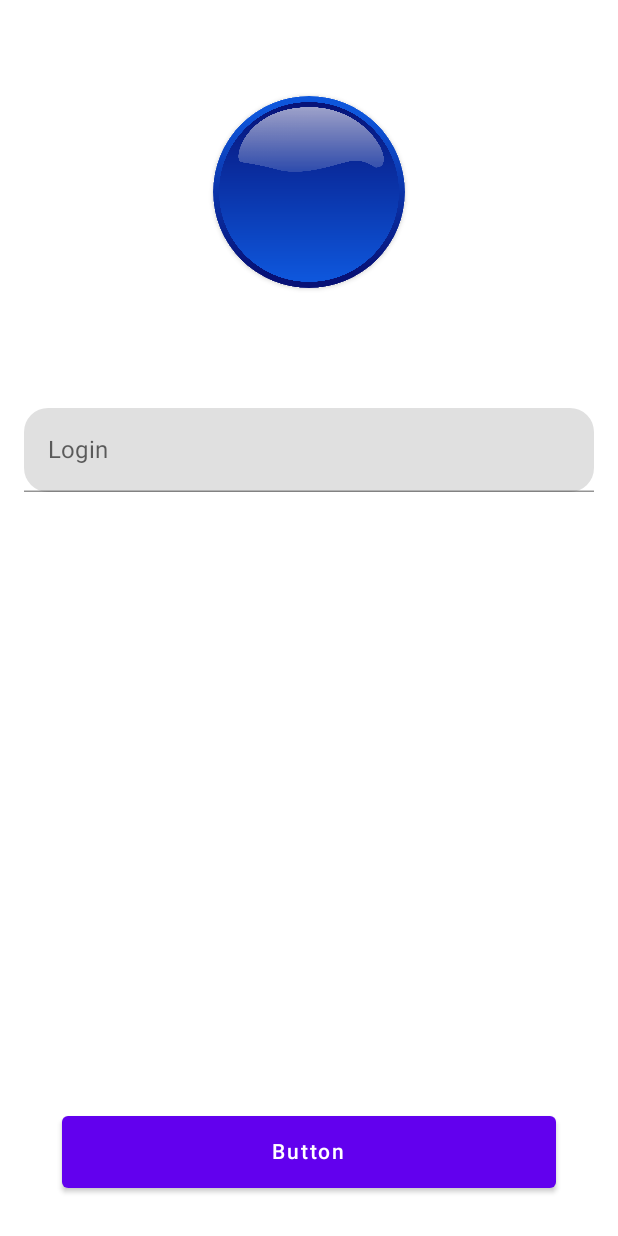
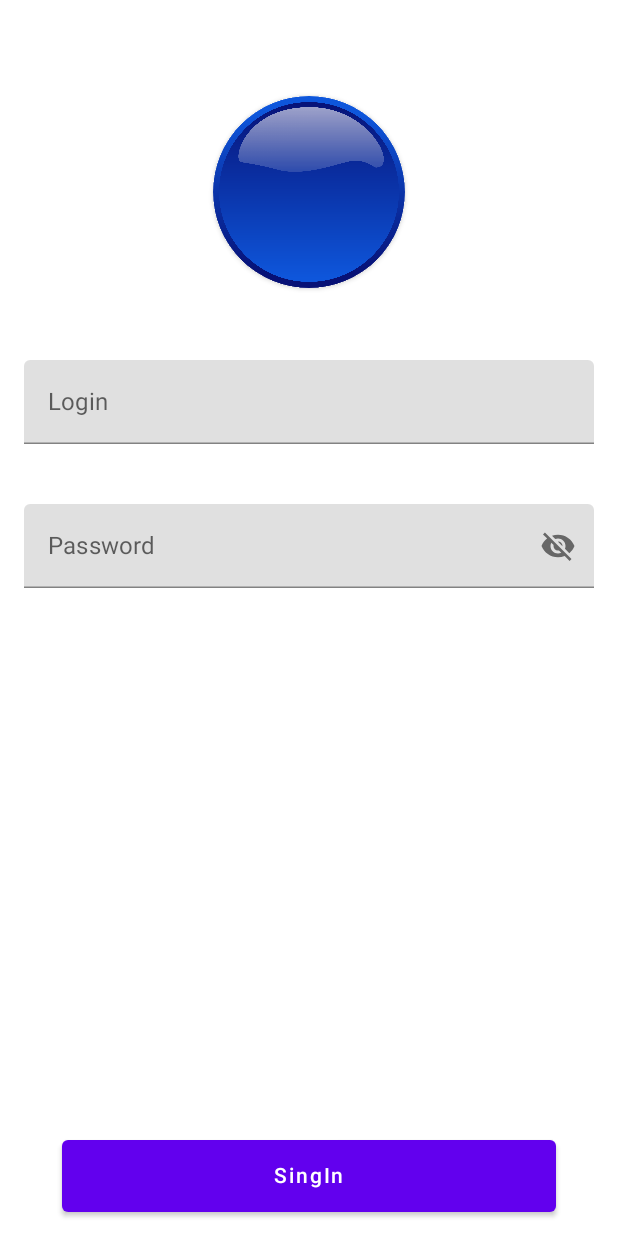
Before and after one commit to pavelkostyukoff/tribal, an Android app built with Jetpack Compose: the screen it shows after launch (MainActivity), on a phone screen of 412 x 824 dp. Run offline under Robolectric (Android 15) with nearby library versions, the phone set to English and light mode, and no system bars; our stand-ins replace Firebase (no records; nobody signed in at launch, a user with empty details on screens opened directly), Timber, accompanist, constraintlayout-compose; 2 statements that could not run were skipped.

Commit message:
добавлена корутина

```diff
--- a/app/build.gradle
+++ b/app/build.gradle
@@ -76,6 +76,7 @@ dependencies {
     //compose
     implementation "androidx.compose.ui:ui:${compose}"
     implementation "androidx.compose.ui:ui-graphics:${compose}"
+    implementation "androidx.compose.material:material-icons-extended:$compose"
 
     implementation "androidx.compose.ui:ui-tooling:${compose}"
     implementation "androidx.compose.foundation:foundation-layout:${compose}"
--- a/app/src/main/AndroidManifest.xml
+++ b/app/src/main/AndroidManifest.xml
@@ -11,6 +11,7 @@
         android:supportsRtl="true"
         android:theme="@style/Theme.Tribal">
         <activity
+            android:windowSoftInputMode="adjustResize"
             android:name="covenant.tribal.ui.main.MainActivity"
             android:label="@string/app_name"
             android:exported="true">
--- a/app/src/main/java/covenant/tribal/domain/repository/AuthRepository.kt
+++ b/app/src/main/java/covenant/tribal/domain/repository/AuthRepository.kt
@@ -2,4 +2,5 @@ package covenant.tribal.domain.repository
 
 interface AuthRepository {
     suspend fun signIn(email: String, password:String)
+    suspend fun signUp(email: String, password:String)
 }
--- a/app/src/main/java/covenant/tribal/ui/login/LoginScreen.kt
+++ b/app/src/main/java/covenant/tribal/ui/login/LoginScreen.kt
@@ -1,32 +1,45 @@
 package covenant.tribal.ui.login
 
+import android.widget.Toast
 import androidx.compose.foundation.Image
 import androidx.compose.foundation.layout.*
 import androidx.compose.foundation.shape.CircleShape
-import androidx.compose.foundation.shape.RoundedCornerShape
 import androidx.compose.foundation.text.KeyboardOptions
 import androidx.compose.material.*
+import androidx.compose.material.icons.Icons
+import androidx.compose.material.icons.filled.Visibility
+import androidx.compose.material.icons.filled.VisibilityOff
 import androidx.compose.runtime.*
+import androidx.compose.runtime.saveable.rememberSaveable
 import androidx.compose.ui.Modifier
 import androidx.compose.ui.layout.ContentScale
+import androidx.compose.ui.platform.LocalContext
 import androidx.compose.ui.res.painterResource
 import androidx.compose.ui.text.input.KeyboardType
+import androidx.compose.ui.text.input.PasswordVisualTransformation
 import androidx.compose.ui.text.input.TextFieldValue
+import androidx.compose.ui.text.input.VisualTransformation
 import androidx.compose.ui.tooling.preview.Preview
 import androidx.compose.ui.unit.dp
 import androidx.constraintlayout.compose.ConstraintLayout
 import covenant.tribal.R
+import kotlinx.coroutines.flow.asStateFlow
 import org.koin.androidx.compose.getViewModel
 
 @Composable
 fun LoginScreen(viewModel: LoginViewModel = getViewModel()) {
+    val login = remember { mutableStateOf(TextFieldValue("")) }
+    var password by rememberSaveable { mutableStateOf("") }
+    var passwordVisibility by remember { mutableStateOf(false) }
+    val toast by viewModel.toast.collectAsState()
+
+    if (toast.isNotBlank()) {
+        Toast.makeText(LocalContext.current, toast, Toast.LENGTH_SHORT).show()
+    }
+
     ConstraintLayout(Modifier.fillMaxSize()) {
         val (button, logo, editName, editPass) = createRefs()
-        Button(
-            onClick = { /* Do something */ },
-            // Assign reference "button" to the Button composable
-            // and constrain it to the top of the ConstraintLayout
-            modifier = Modifier
+        val buttonModifier = Modifier
             .constrainAs(button) {
                 bottom.linkTo(parent.bottom, margin = 32.dp)
                 linkTo(
@@ -35,12 +48,17 @@ fun LoginScreen(viewModel: LoginViewModel = getViewModel()) {
                     startMargin = 16.dp,
                     endMargin = 16.dp
                 )
+                linkTo(
+                    bottom = parent.bottom,
+                    top = editPass.bottom,
+                    bottomMargin = 16.dp,
+                    topMargin = 8.dp,
+                    bias = 1f
+                )
             }
             .fillMaxWidth(0.8F)
             .height(48.dp)
-        ) {
-            Text("Button")
-        }
+        SignInButton(buttonModifier, viewModel, login, password)
         Card(
             modifier = Modifier
                 .size(128.dp)
@@ -56,7 +74,6 @@ fun LoginScreen(viewModel: LoginViewModel = getViewModel()) {
             shape = CircleShape,
             elevation = 2.dp
         ) {
-
             Image(
                 painterResource(R.drawable.button_blue),
                 contentDescription = "",
@@ -64,25 +81,69 @@ fun LoginScreen(viewModel: LoginViewModel = getViewModel()) {
                 modifier = Modifier.fillMaxSize()
             )
         }
-        val login = remember { mutableStateOf(TextFieldValue("")) }
 
         TextField(
             value = login.value,
-            label = { Text(text = "Login")},
-            shape = RoundedCornerShape(16.dp),
+            label = { Text(text = "Login") },
             modifier = Modifier
                 .padding(16.dp)
                 .constrainAs(editName) {
-                    top.linkTo(logo.bottom, 64.dp)
+                    top.linkTo(logo.bottom, 32.dp)
                 }
                 .fillMaxWidth(),
             onValueChange = {
                 login.value = it
             },
             keyboardOptions = KeyboardOptions(
-                keyboardType = KeyboardType.Number
+                keyboardType = KeyboardType.Text
             )
         )
+        Column(modifier = Modifier
+            .fillMaxWidth()
+            .constrainAs(editPass) {
+                top.linkTo(editName.bottom, 8.dp)
+            }
+        ) {
+            TextField(
+                modifier = Modifier
+                    .padding(16.dp)
+                    .fillMaxWidth(),
+                value = password,
+                onValueChange = { password = it },
+                label = { Text("Password") },
+
+                placeholder = { Text("Password") },
+                visualTransformation = if (passwordVisibility) VisualTransformation.None else PasswordVisualTransformation(),
+                keyboardOptions = KeyboardOptions(keyboardType = KeyboardType.Password),
+                trailingIcon = {
+                    val image = if (passwordVisibility) Icons.Filled.Visibility
+                    else Icons.Filled.VisibilityOff
+
+                    IconButton(onClick = {
+                        passwordVisibility = !passwordVisibility
+                    }) {
+                        Icon(imageVector = image, "")
+                    }
+                }
+
+            )
+            //todo проверяю текущий стейт check current state если это ошибка то
+                // рисую текст с ошибкой
+                // если нет ошибки
+
+        }
+    }
+}
+
+@Composable
+private fun SignInButton(buttonModifier: Modifier, viewModel: LoginViewModel, login: MutableState<TextFieldValue>, password: String) {
+    Button(
+        onClick = {
+            viewModel.signIn(login.value.text, password)
+        },
+        modifier = buttonModifier
+    ) {
+        Text("SingIn")
     }
 }
 
@@ -91,3 +152,9 @@ fun LoginScreen(viewModel: LoginViewModel = getViewModel()) {
 fun LoginScreenPreview() {
     LoginScreen()
 }
+
+sealed class  UiState {
+    object Default : UiState()
+    class Error(val errText: String) : UiState()
+    //
+}
```
Also changed, not shown: app/src/main/java/covenant/tribal/data/repository/AuthRepositoryImpl.kt (+9 -0 lines), app/src/main/java/covenant/tribal/ui/login/LoginViewModel.kt (+33 -3 lines). Lines whose indentation alone changed are shown as unchanged.
